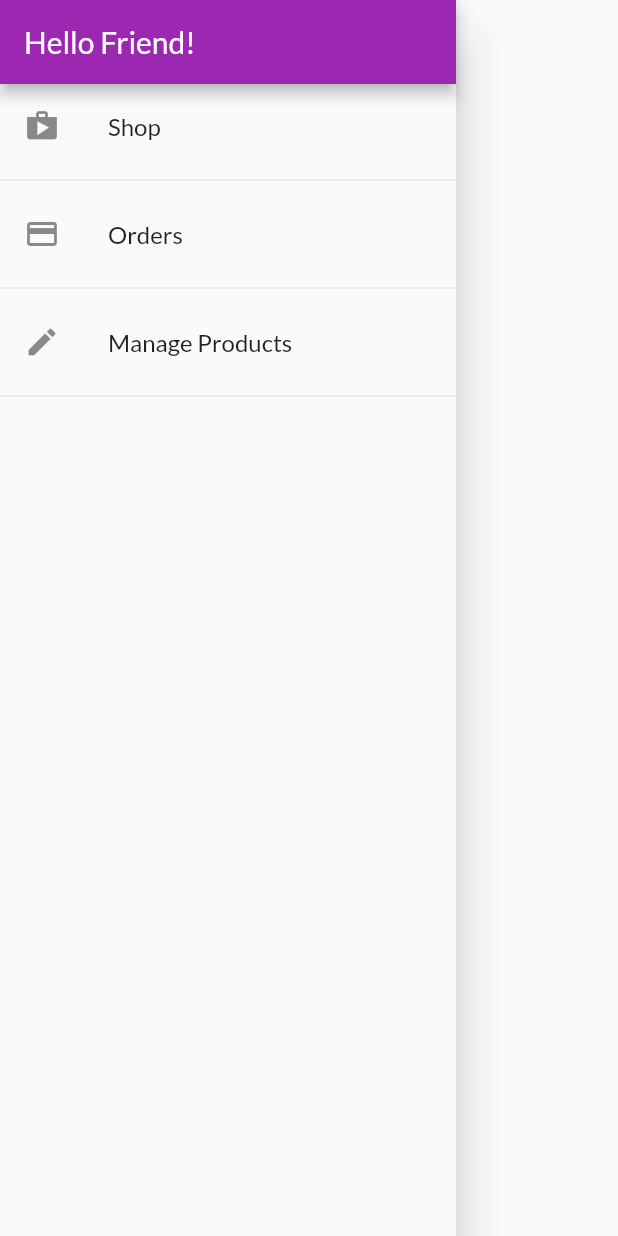
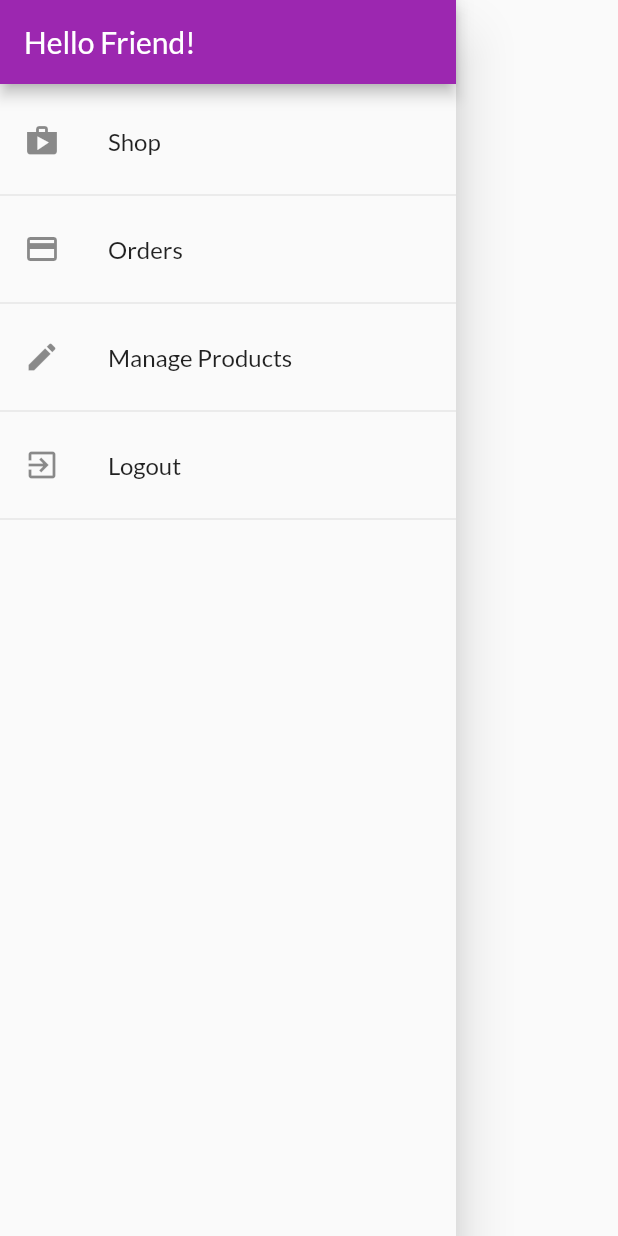
Before and after one commit to wahyutaqdirulaziz/dart-shop, a Flutter app: the AppDrawer widget shown alone on an empty page, opened directly, on a phone screen of 412 x 824 dp. Run offline on Flutter 3.47's test engine with Material 2 defaults, Android fonts, the phone set to English and light mode, and no system bars; our stand-ins replace flutter_dotenv; network calls fail.

Commit message:
Logout & auto logout when token is expired

```diff
--- a/lib/main.dart
+++ b/lib/main.dart
@@ -53,7 +53,7 @@ class MyApp extends StatelessWidget {
             title: 'Dart Shop',
             theme: ThemeData(
               primarySwatch: Colors.purple,
-              accentColor: Colors.deepOrange,
+              accentColor: Colors.deepOrangeAccent,
               fontFamily: 'Lato',
             ),
             home: auth.isAuth ? ProductsOverviewScreen() : AuthScreen(),
--- a/lib/widgets/app_drawer.dart
+++ b/lib/widgets/app_drawer.dart
@@ -1,8 +1,11 @@
 import 'package:flutter/material.dart';
+import 'package:provider/provider.dart';
 
+import '../providers/auth.dart';
 import '../screens/orders_screen.dart';
 import '../screens/products_overview_screen.dart';
 import '../screens/user_products_screen.dart';
+import '../screens/auth_screen.dart';
 
 class AppDrawer extends StatelessWidget {
   @override
@@ -14,6 +17,7 @@ class AppDrawer extends StatelessWidget {
             title: const Text('Hello Friend!'),
             automaticallyImplyLeading: false,
           ),
+          const SizedBox(height: 10),
           ListTile(
             leading: const Icon(Icons.shop),
             title: const Text('Shop'),
@@ -40,6 +44,15 @@ class AppDrawer extends StatelessWidget {
             },
           ),
           const Divider(),
+          ListTile(
+            leading: const Icon(Icons.exit_to_app),
+            title: const Text('Logout'),
+            onTap: () {
+              Navigator.of(context).pushReplacementNamed('/');
+              Provider.of<Auth>(context, listen: false).logout();
+            },
+          ),
+          const Divider(),
         ],
       ),
     );
```
Also changed, not shown: lib/providers/auth.dart (+23 -0 lines).
